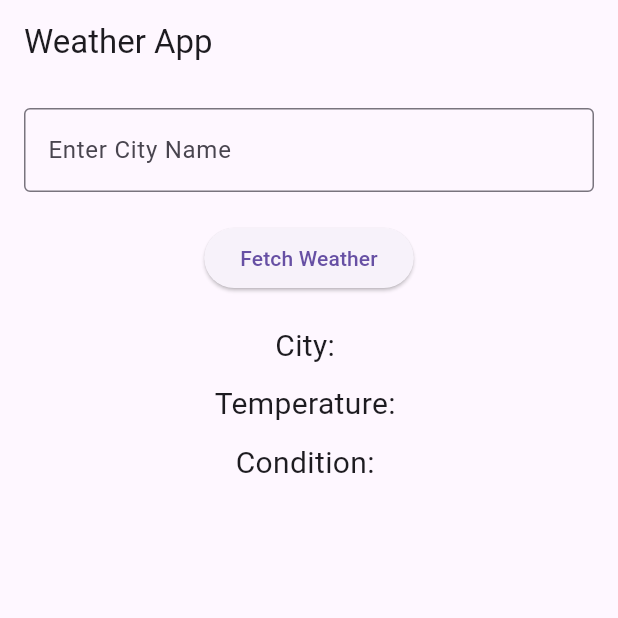
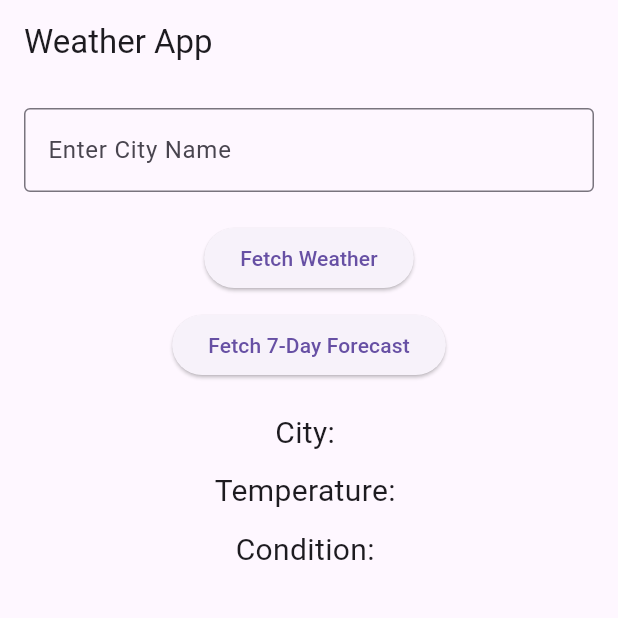
Before and after one commit to zainabsirajo50/weather_info_app, a Flutter app: the screen it shows after launch, on a phone screen of 412 x 824 dp, the top half of it. Run offline on Flutter 3.47's test engine with Material 3 defaults, Android fonts, the phone set to English and light mode, and no system bars.

Commit message:
Implemented 7-day weather forecast feature

```diff
--- a/lib/main.dart
+++ b/lib/main.dart
@@ -29,11 +29,11 @@ class _WeatherPageState extends State<WeatherPage> {
 
   TextEditingController cityController = TextEditingController();
 
+  List<Map<String, String>> weeklyForecast = [];
+
 
   void fetchWeatherData(String city) {
     Random random = Random();
-
-
     int temp = 15 + random.nextInt(16);
 
     List<String> conditions = ['Sunny', 'Cloudy', 'Rainy'];
@@ -45,6 +45,35 @@ class _WeatherPageState extends State<WeatherPage> {
       temperature = '$temp°C';
       weatherCondition = condition;
     });
+  }
+
+  void fetch7DayForecast(String city) {
+    Random random = Random();
+    List<String> conditions = ['Sunny', 'Cloudy', 'Rainy'];
+
+    List<Map<String, String>> forecast = List.generate(7, (index) {
+      int temp = 15 + random.nextInt(16);
+      String condition = conditions[random.nextInt(conditions.length)];
+      return {
+        'day': 'Day ${index + 1}',
+        'temperature': '$temp°C',
+        'condition': condition,
+      };
+    });
+
+    setState(() {
+      cityName = city;
+      weeklyForecast = forecast;
+    });
+  }
+
+
+
+  void onFetch7DayForecast() {
+    String city = cityController.text;
+    if (city.isNotEmpty) {
+      fetch7DayForecast(city);
+    }
   }
 
 
@@ -61,7 +90,7 @@ class _WeatherPageState extends State<WeatherPage> {
       appBar: AppBar(
         title: Text('Weather App'),
       ),
-      body: Padding(
+      body: SingleChildScrollView(
         padding: const EdgeInsets.all(16.0),
         child: Column(
           crossAxisAlignment: CrossAxisAlignment.center,
@@ -78,8 +107,28 @@ class _WeatherPageState extends State<WeatherPage> {
               onPressed: onFetchWeather,
               child: Text('Fetch Weather'),
             ),
+            SizedBox(height: 10),
+            ElevatedButton(
+              onPressed: onFetch7DayForecast,
+              child: Text('Fetch 7-Day Forecast'),
+            ),
             SizedBox(height: 20),
-
+            if (weeklyForecast.isNotEmpty)
+              Column(
+                crossAxisAlignment: CrossAxisAlignment.start,
+                children: [
+                  Text(
+                    '7-Day Forecast',
+                    style: TextStyle(fontSize: 22, fontWeight: FontWeight.bold),
+                  ),
+                  SizedBox(height: 10),
+                  ...weeklyForecast.map((dayForecast) => ListTile(
+                        title: Text(dayForecast['day']!),
+                        subtitle: Text(
+                            'Temperature: ${dayForecast['temperature']}, Condition: ${dayForecast['condition']}'),
+                      )),
+                ],
+              ),
             Text(
               'City: $cityName',
               style: TextStyle(fontSize: 20),
```
